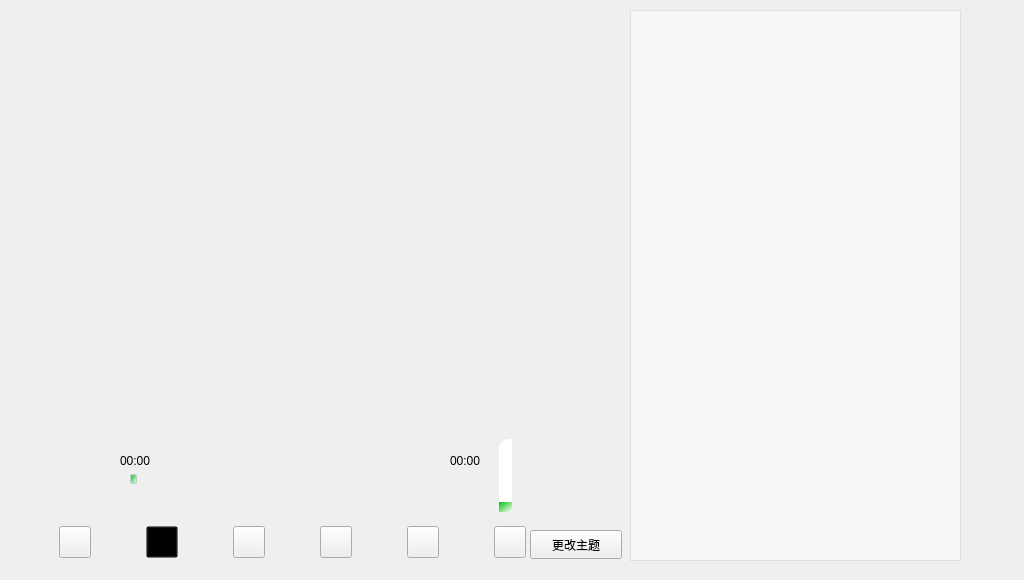
chen-arrow/project2, file project/MusicPlayer/widget.ui: the form before one commit.
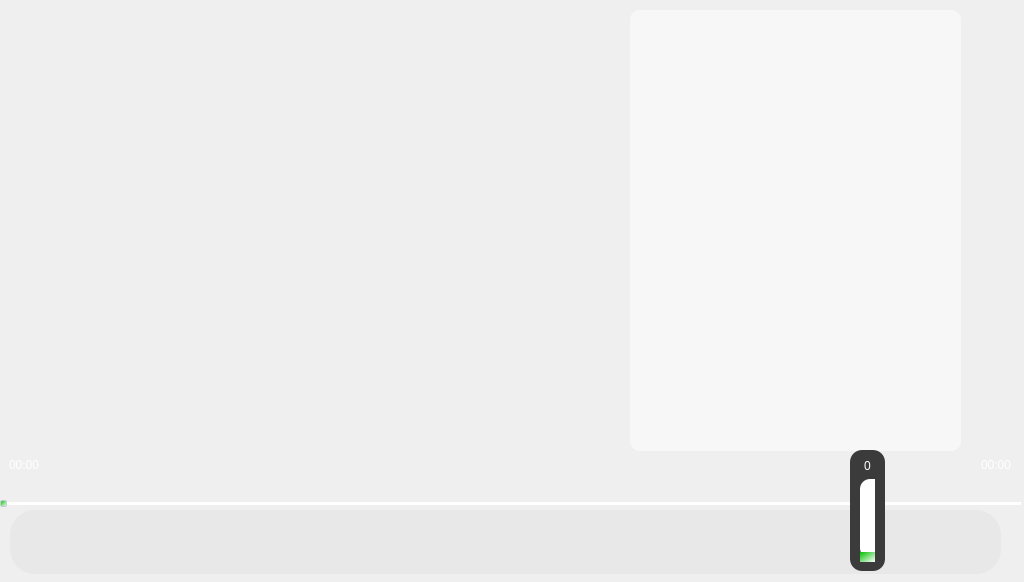
The form after the commit. Icons and pictures are not drawn.

Commit message: 完善上一首代码：在第一首时按上一首按钮会崩溃已修复 增加功能：调节音量数值改变 美化：增加白底，按钮取消边框，给边框加弧度，调整界面

What changed in the file:
```diff
--- a/project/MusicPlayer/widget.ui
+++ b/project/MusicPlayer/widget.ui
@@ -7,9 +7,27 @@
     <x>0</x>
     <y>0</y>
     <width>1024</width>
-    <height>580</height>
+    <height>582</height>
    </rect>
   </property>
+  <property name="sizePolicy">
+   <sizepolicy hsizetype="Fixed" vsizetype="Fixed">
+    <horstretch>0</horstretch>
+    <verstretch>0</verstretch>
+   </sizepolicy>
+  </property>
+  <property name="minimumSize">
+   <size>
+    <width>1024</width>
+    <height>582</height>
+   </size>
+  </property>
+  <property name="maximumSize">
+   <size>
+    <width>1024</width>
+    <height>582</height>
+   </size>
+  </property>
   <property name="windowTitle">
    <string>MusicPlayer</string>
   </property>
@@ -33,7 +51,7 @@
     <rect>
      <x>10</x>
      <y>510</y>
-     <width>571</width>
+     <width>991</width>
      <height>64</height>
     </rect>
    </property>
@@ -49,11 +67,212 @@
      <height>64</height>
     </size>
    </property>
-   <layout class="QHBoxLayout" name="horizontalLayout">
-    <item>
+   <property name="styleSheet">
+    <string notr="true">background-color: rgba(230,230,230,0.8);
+border-radius:25px;</string>
+   </property>
+   <layout class="QGridLayout" name="gridLayout">
+    <item row="0" column="0">
+     <spacer name="horizontalSpacer_2">
+      <property name="orientation">
+       <enum>Qt::Horizontal</enum>
+      </property>
+      <property name="sizeType">
+       <enum>QSizePolicy::Fixed</enum>
+      </property>
+      <property name="sizeHint" stdset="0">
+       <size>
+        <width>13</width>
+        <height>29</height>
+       </size>
+      </property>
+     </spacer>
+    </item>
+    <item row="0" column="1">
      <widget class="QPushButton" name="pushButton">
       <property name="minimumSize">
        <size>
+        <width>38</width>
+        <height>38</height>
+       </size>
+      </property>
+      <property name="maximumSize">
+       <size>
+        <width>38</width>
+        <height>38</height>
+       </size>
+      </property>
+      <property name="styleSheet">
+       <string notr="true">border-image: url(:/picture/folder.png);
+background-color:rgba(0,0,0,0);</string>
+      </property>
+      <property name="text">
+       <string/>
+      </property>
+      <property name="flat">
+       <bool>false</bool>
+      </property>
+     </widget>
+    </item>
+    <item row="0" column="13">
+     <widget class="QPushButton" name="pushButton_5">
+      <property name="minimumSize">
+       <size>
+        <width>38</width>
+        <height>38</height>
+       </size>
+      </property>
+      <property name="maximumSize">
+       <size>
+        <width>38</width>
+        <height>38</height>
+       </size>
+      </property>
+      <property name="styleSheet">
+       <string notr="true">border-image: url(:/picture/volume-up.png);
+background-color:rgba(0,0,0,0);</string>
+      </property>
+      <property name="text">
+       <string/>
+      </property>
+      <property name="checkable">
+       <bool>true</bool>
+      </property>
+      <property name="flat">
+       <bool>false</bool>
+      </property>
+     </widget>
+    </item>
+    <item row="0" column="12">
+     <spacer name="horizontalSpacer_11">
+      <property name="orientation">
+       <enum>Qt::Horizontal</enum>
+      </property>
+      <property name="sizeType">
+       <enum>QSizePolicy::Fixed</enum>
+      </property>
+      <property name="sizeHint" stdset="0">
+       <size>
+        <width>88</width>
+        <height>35</height>
+       </size>
+      </property>
+     </spacer>
+    </item>
+    <item row="0" column="5">
+     <widget class="QPushButton" name="pushButton_2">
+      <property name="minimumSize">
+       <size>
+        <width>38</width>
+        <height>38</height>
+       </size>
+      </property>
+      <property name="maximumSize">
+       <size>
+        <width>38</width>
+        <height>38</height>
+       </size>
+      </property>
+      <property name="styleSheet">
+       <string notr="true">border-image: url(:/picture/rewind.png);
+background-color:rgba(0,0,0,0);</string>
+      </property>
+      <property name="text">
+       <string/>
+      </property>
+      <property name="flat">
+       <bool>false</bool>
+      </property>
+     </widget>
+    </item>
+    <item row="0" column="9">
+     <widget class="QPushButton" name="pushButton_4">
+      <property name="minimumSize">
+       <size>
+        <width>38</width>
+        <height>38</height>
+       </size>
+      </property>
+      <property name="maximumSize">
+       <size>
+        <width>38</width>
+        <height>38</height>
+       </size>
+      </property>
+      <property name="styleSheet">
+       <string notr="true">border-image: url(:/picture/forward.png);
+background-color:rgba(0,0,0,0);</string>
+      </property>
+      <property name="text">
+       <string/>
+      </property>
+      <property name="flat">
+       <bool>false</bool>
+      </property>
+     </widget>
+    </item>
+    <item row="0" column="6">
+     <spacer name="horizontalSpacer_10">
+      <property name="orientation">
+       <enum>Qt::Horizontal</enum>
+      </property>
+      <property name="sizeType">
+       <enum>QSizePolicy::Fixed</enum>
+      </property>
+      <property name="sizeHint" stdset="0">
+       <size>
+        <width>58</width>
+        <height>29</height>
+       </size>
+      </property>
+     </spacer>
+    </item>
+    <item row="0" column="4">
+     <spacer name="horizontalSpacer_4">
+      <property name="orientation">
+       <enum>Qt::Horizontal</enum>
+      </property>
+      <property name="sizeType">
+       <enum>QSizePolicy::Fixed</enum>
+      </property>
+      <property name="sizeHint" stdset="0">
+       <size>
+        <width>38</width>
+        <height>35</height>
+       </size>
+      </property>
+     </spacer>
+    </item>
+    <item row="0" column="7">
+     <widget class="QPushButton" name="pushButton_3">
+      <property name="minimumSize">
+       <size>
+        <width>38</width>
+        <height>38</height>
+       </size>
+      </property>
+      <property name="maximumSize">
+       <size>
+        <width>38</width>
+        <height>38</height>
+       </size>
+      </property>
+      <property name="styleSheet">
+       <string notr="true">border-image: url(:/picture/play.png);
+background-color:rgba(0,0,0,0);</string>
+      </property>
+      <property name="text">
+       <string/>
+      </property>
+      <property name="flat">
+       <bool>false</bool>
+      </property>
+     </widget>
+    </item>
+    <item row="0" column="11">
+     <widget class="QPushButton" name="pushButton_Theme">
+      <property name="minimumSize">
+       <size>
         <width>32</width>
         <height>32</height>
        </size>
@@ -65,14 +284,66 @@
        </size>
       </property>
       <property name="styleSheet">
-       <string notr="true">border-image: url(:/picture/folder.png);</string>
+       <string notr="true">border-image: url(:/picture/2740606.png);
+background-color:rgba(0,0,0,0);</string>
       </property>
       <property name="text">
        <string/>
       </property>
+      <property name="flat">
+       <bool>false</bool>
+      </property>
      </widget>
     </item>
-    <item>
+    <item row="0" column="8">
+     <spacer name="horizontalSpacer_13">
+      <property name="orientation">
+       <enum>Qt::Horizontal</enum>
+      </property>
+      <property name="sizeType">
+       <enum>QSizePolicy::Fixed</enum>
+      </property>
+      <property name="sizeHint" stdset="0">
+       <size>
+        <width>58</width>
+        <height>29</height>
+       </size>
+      </property>
+     </spacer>
+    </item>
+    <item row="0" column="10">
+     <spacer name="horizontalSpacer_5">
+      <property name="orientation">
+       <enum>Qt::Horizontal</enum>
+      </property>
+      <property name="sizeType">
+       <enum>QSizePolicy::Fixed</enum>
+      </property>
+      <property name="sizeHint" stdset="0">
+       <size>
+        <width>38</width>
+        <height>35</height>
+       </size>
+      </property>
+     </spacer>
+    </item>
+    <item row="0" column="2">
+     <spacer name="horizontalSpacer_8">
+      <property name="orientation">
+       <enum>Qt::Horizontal</enum>
+      </property>
+      <property name="sizeType">
+       <enum>QSizePolicy::Fixed</enum>
+      </property>
+      <property name="sizeHint" stdset="0">
+       <size>
+        <width>118</width>
+        <height>29</height>
+       </size>
+      </property>
+     </spacer>
+    </item>
+    <item row="0" column="3">
      <widget class="QPushButton" name="pushButton_6">
       <property name="minimumSize">
        <size>
@@ -94,8 +365,8 @@
       </property>
       <property name="iconSize">
        <size>
-        <width>25</width>
-        <height>25</height>
+        <width>30</width>
+        <height>30</height>
        </size>
       </property>
       <property name="checkable">
@@ -103,96 +374,21 @@
       </property>
      </widget>
     </item>
-    <item>
-     <widget class="QPushButton" name="pushButton_2">
-      <property name="minimumSize">
-       <size>
-        <width>32</width>
-        <height>32</height>
-       </size>
+    <item row="0" column="14">
+     <spacer name="horizontalSpacer_9">
+      <property name="orientation">
+       <enum>Qt::Horizontal</enum>
       </property>
-      <property name="maximumSize">
-       <size>
-        <width>32</width>
-        <height>32</height>
-       </size>
+      <property name="sizeType">
+       <enum>QSizePolicy::Fixed</enum>
       </property>
-      <property name="styleSheet">
-       <string notr="true">border-image: url(:/picture/rewind.png);</string>
-      </property>
-      <property name="text">
-       <string/>
-      </property>
-     </widget>
-    </item>
-    <item>
-     <widget class="QPushButton" name="pushButton_3">
-      <property name="minimumSize">
+      <property name="sizeHint" stdset="0">
        <size>
-        <width>32</width>
-        <height>32</height>
+        <width>13</width>
+        <height>29</height>
        </size>
       </property>
-      <property name="maximumSize">
-       <size>
-        <width>32</width>
-        <height>32</height>
-       </size>
-      </property>
-      <property name="styleSheet">
-       <string notr="true">border-image: url(:/picture/play.png);</string>
-      </property>
-      <property name="text">
-       <string/>
-      </property>
-     </widget>
-    </item>
-    <item>
-     <widget class="QPushButton" name="pushButton_4">
-      <property name="minimumSize">
-       <size>
-        <width>32</width>
-        <height>32</height>
-       </size>
-      </property>
-      <property name="maximumSize">
-       <size>
-        <width>32</width>
-        <height>32</height>
-       </size>
-      </property>
-      <property name="styleSheet">
-       <string notr="true">border-image: url(:/picture/forward.png);</string>
-      </property>
-      <property name="text">
-       <string/>
-      </property>
-     </widget>
-    </item>
-    <item>
-     <widget class="QPushButton" name="pushButton_5">
-      <property name="minimumSize">
-       <size>
-        <width>32</width>
-        <height>32</height>
-       </size>
-      </property>
-      <property name="maximumSize">
-       <size>
-        <width>32</width>
-        <height>32</height>
-       </size>
-      </property>
-      <property name="styleSheet">
-       <string notr="true">border-image: url(:/picture/volume-up.png);</string>
-      </property>
-      <property name="text">
-       <string/>
-      </property>
-      <property name="checkable">
-       <bool>true</bool>
-      </property>
-     </widget>
+     </spacer>
     </item>
    </layout>
   </widget>
@@ -202,24 +398,28 @@
      <x>630</x>
      <y>10</y>
      <width>331</width>
-     <height>551</height>
+     <height>441</height>
     </rect>
    </property>
    <property name="styleSheet">
-    <string notr="true">background-color: rgba(255,255,255,0.5);</string>
+    <string notr="true">background-color: rgba(255,255,255,0.5);
+border-radius:10px;</string>
    </property>
   </widget>
-  <widget class="QSlider" name="playCourseSlider">
+  <widget class="QWidget" name="widget_3" native="true">
    <property name="geometry">
     <rect>
-     <x>130</x>
-     <y>470</y>
-     <width>331</width>
-     <height>18</height>
+     <x>0</x>
+     <y>440</y>
+     <width>1021</width>
+     <height>71</height>
     </rect>
    </property>
-   <property name="styleSheet">
-    <string notr="true">QSlider::groove:horizontal {
+   <layout class="QGridLayout" name="gridLayout_2">
+    <item row="2" column="0">
+     <widget class="QSlider" name="playCourseSlider">
+      <property name="styleSheet">
+       <string notr="true">QSlider::groove:horizontal {
 border: 0px solid #bbb;
 }
 
@@ -264,54 +464,49 @@
 margin-top:2px;
 margin-bottom:2px;
 }</string>
-   </property>
-   <property name="orientation">
-    <enum>Qt::Horizontal</enum>
-   </property>
-  </widget>
-  <widget class="QWidget" name="layoutWidget">
-   <property name="geometry">
-    <rect>
-     <x>120</x>
-     <y>440</y>
-     <width>361</width>
-     <height>41</height>
-    </rect>
-   </property>
-   <layout class="QHBoxLayout" name="horizontalLayout_4">
-    <item>
-     <layout class="QHBoxLayout" name="horizontalLayout_3">
-      <item>
-       <layout class="QHBoxLayout" name="horizontalLayout_2">
-        <item>
-         <widget class="QLabel" name="curLabel">
-          <property name="text">
-           <string>00:00</string>
-          </property>
-         </widget>
-        </item>
-        <item>
-         <spacer name="horizontalSpacer">
-          <property name="orientation">
-           <enum>Qt::Horizontal</enum>
-          </property>
-          <property name="sizeHint" stdset="0">
-           <size>
-            <width>40</width>
-            <height>20</height>
-           </size>
-          </property>
-         </spacer>
-        </item>
-       </layout>
-      </item>
-     </layout>
+      </property>
+      <property name="orientation">
+       <enum>Qt::Horizontal</enum>
+      </property>
+     </widget>
     </item>
-    <item>
-     <widget class="QLabel" name="totalLabel">
-      <property name="text">
-       <string>00:00</string>
-      </property>
+    <item row="1" column="0">
+     <widget class="QWidget" name="widget_2" native="true">
+      <layout class="QHBoxLayout" name="horizontalLayout">
+       <item>
+        <widget class="QLabel" name="curLabel">
+         <property name="styleSheet">
+          <string notr="true">color:rgb(255, 255, 255);</string>
+         </property>
+         <property name="text">
+          <string>00:00</string>
+         </property>
+        </widget>
+       </item>
+       <item>
+        <spacer name="horizontalSpacer">
+         <property name="orientation">
+          <enum>Qt::Horizontal</enum>
+         </property>
+         <property name="sizeHint" stdset="0">
+          <size>
+           <width>696</width>
+           <height>20</height>
+          </size>
+         </property>
+        </spacer>
+       </item>
+       <item>
+        <widget class="QLabel" name="totalLabel">
+         <property name="styleSheet">
+          <string notr="true">color:rgb(255, 255, 255);</string>
+         </property>
+         <property name="text">
+          <string>00:00</string>
+         </property>
+        </widget>
+       </item>
+      </layout>
      </widget>
     </item>
    </layout>
@@ -319,20 +514,49 @@
   <widget class="QFrame" name="frame_volume">
    <property name="geometry">
     <rect>
-     <x>490</x>
-     <y>430</y>
-     <width>31</width>
-     <height>91</height>
+     <x>850</x>
+     <y>450</y>
+     <width>35</width>
+     <height>121</height>
     </rect>
    </property>
+   <property name="styleSheet">
+    <string notr="true">background-color: rgb(59, 59, 59);
+border-radius:12px;</string>
+   </property>
    <property name="frameShape">
-    <enum>QFrame::NoFrame</enum>
+    <enum>QFrame::StyledPanel</enum>
    </property>
    <property name="frameShadow">
     <enum>QFrame::Raised</enum>
    </property>
-   <layout class="QHBoxLayout" name="horizontalLayout_5">
-    <item>
+   <layout class="QGridLayout" name="gridLayout_3">
+    <item row="0" column="0">
+     <widget class="QLabel" name="label_volume">
+      <property name="sizeIncrement">
+       <size>
+        <width>20</width>
+        <height>20</height>
+       </size>
+      </property>
+      <property name="baseSize">
+       <size>
+        <width>20</width>
+        <height>20</height>
+       </size>
+      </property>
+      <property name="styleSheet">
+       <string notr="true">color:rgb(255, 255, 255);</string>
+      </property>
+      <property name="text">
+       <string>0</string>
+      </property>
+      <property name="alignment">
+       <set>Qt::AlignCenter</set>
+      </property>
+     </widget>
+    </item>
+    <item row="1" column="0">
      <widget class="QSlider" name="Slider_volume">
       <property name="styleSheet">
        <string notr="true">QSlider::groove:vertical {
@@ -387,19 +611,6 @@
     </item>
    </layout>
   </widget>
-  <widget class="QPushButton" name="pushButton_Theme">
-   <property name="geometry">
-    <rect>
-     <x>530</x>
-     <y>530</y>
-     <width>92</width>
-     <height>29</height>
-    </rect>
-   </property>
-   <property name="text">
-    <string>更改主题</string>
-   </property>
-  </widget>
  </widget>
  <resources/>
  <connections/>
```
The commit also changes 1 other file.
